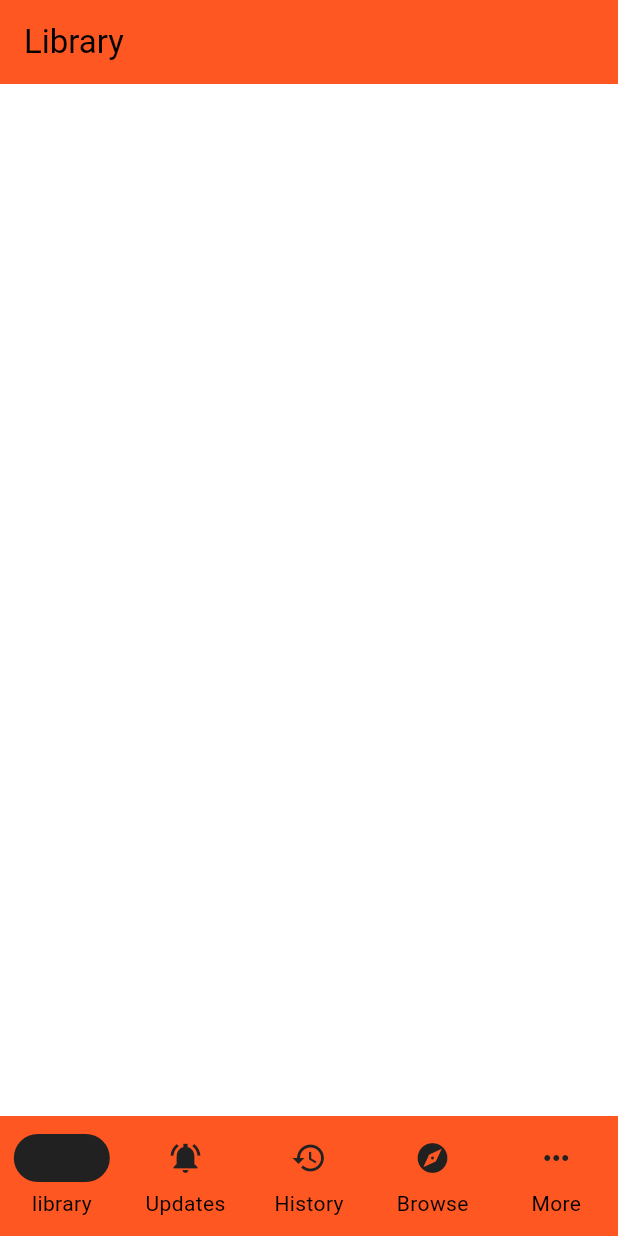
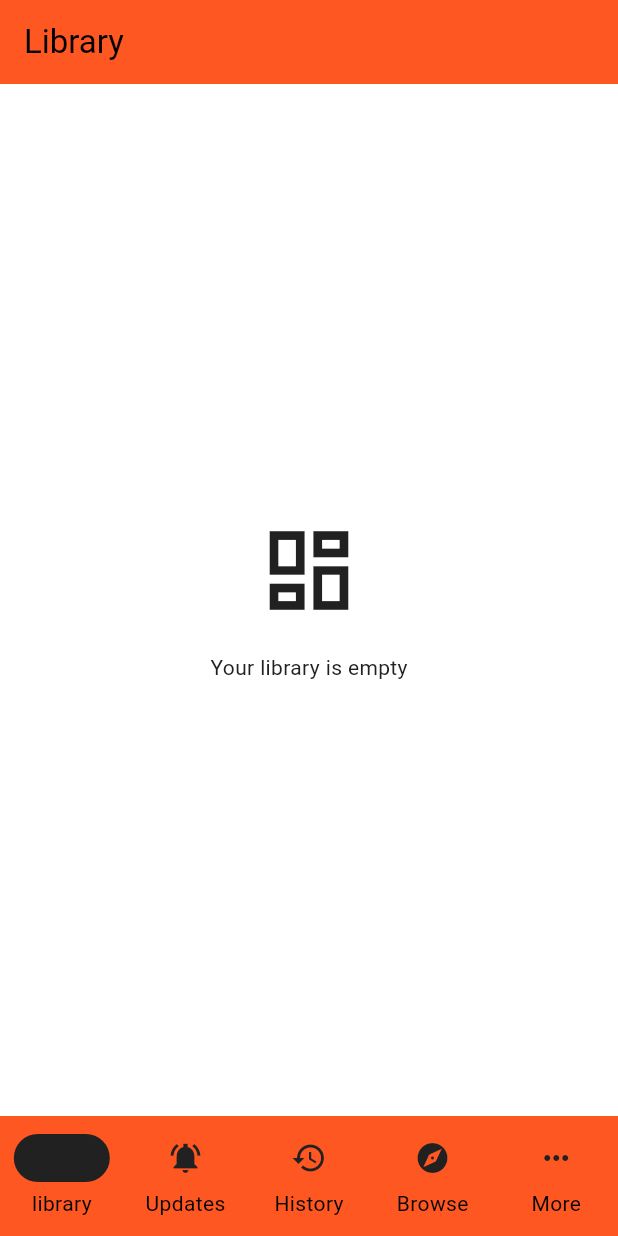
Before and after one commit to Crunchies3/yomu_reader_1, a Flutter app: the screen it shows once a user with an empty profile is signed in, on a phone screen of 412 x 824 dp. Run offline on Flutter 3.47's test engine with Material 3 defaults, Android fonts, the phone set to English and light mode, and no system bars; our stand-ins replace cached_network_image, cloud_firestore, firebase_auth, firebase_core; accounts and stored records are empty.

Commit message:
naa nay iingon kung empty

```diff
--- a/lib/page/library_page.dart
+++ b/lib/page/library_page.dart
@@ -12,9 +12,8 @@ class LibraryPage extends StatefulWidget {
 }
 
 class _LibraryPageState extends State<LibraryPage> {
-
   final FireStoreService fireStoreService = FireStoreService();
-
+  bool isLibraryEmpty = true;
 
   @override
   Widget build(BuildContext context) {
@@ -38,11 +37,40 @@ class _LibraryPageState extends State<LibraryPage> {
                 }
                 final mangas = snapshot.data!.docs;
 
-              return GridView.builder(
+                if (mangas.length > 0) {
+                  isLibraryEmpty = false;
+                } else {
+                  isLibraryEmpty = true;
+                }
+
+                return isLibraryEmpty
+                    ? Center(
+                        child: Column(
+                          mainAxisAlignment: MainAxisAlignment.center,
+                          children: [
+                            Icon(
+                              Icons.dashboard_outlined,
+                              size: 70,
+                              color: Theme.of(context).colorScheme.secondary,
+                            ),
+                            SizedBox(
+                              height: 20,
+                            ),
+                            Text(
+                              "Your library is empty",
+                              style: TextStyle(
+                                  color:
+                                      Theme.of(context).colorScheme.secondary),
+                            ),
+                          ],
+                        ),
+                      )
+                    : GridView.builder(
                         addAutomaticKeepAlives: true,
                         shrinkWrap: false,
                         itemCount: mangas.length,
-                  gridDelegate: const SliverGridDelegateWithFixedCrossAxisCount(
+                        gridDelegate:
+                            const SliverGridDelegateWithFixedCrossAxisCount(
                           crossAxisCount: 2,
                           mainAxisSpacing: 5,
                           childAspectRatio: 1 / 1.75,
@@ -57,17 +85,14 @@ class _LibraryPageState extends State<LibraryPage> {
                           final cover = manga['cover_link'];
                           return Padding(
                               padding: const EdgeInsets.all(5),
-                        child: buildImage(cover, mangaTitle, id, author, desc, status,index)
-                    );
-                  }
-              );
+                              child: buildImage(cover, mangaTitle, id, author,
+                                  desc, status, index));
+                        });
               },
-
-          )
-        ));
+            )));
   }
 
-  Widget buildImage(cover, mangaTitle, id, author, desc, status,index) {
+  Widget buildImage(cover, mangaTitle, id, author, desc, status, index) {
     return Column(
       children: [
         GestureDetector(
```
Also changed, not shown: lib/page/history_page.dart (+35 -6 lines), lib/page/updates_page.dart (+27 -5 lines). Lines whose indentation alone changed are shown as unchanged.
